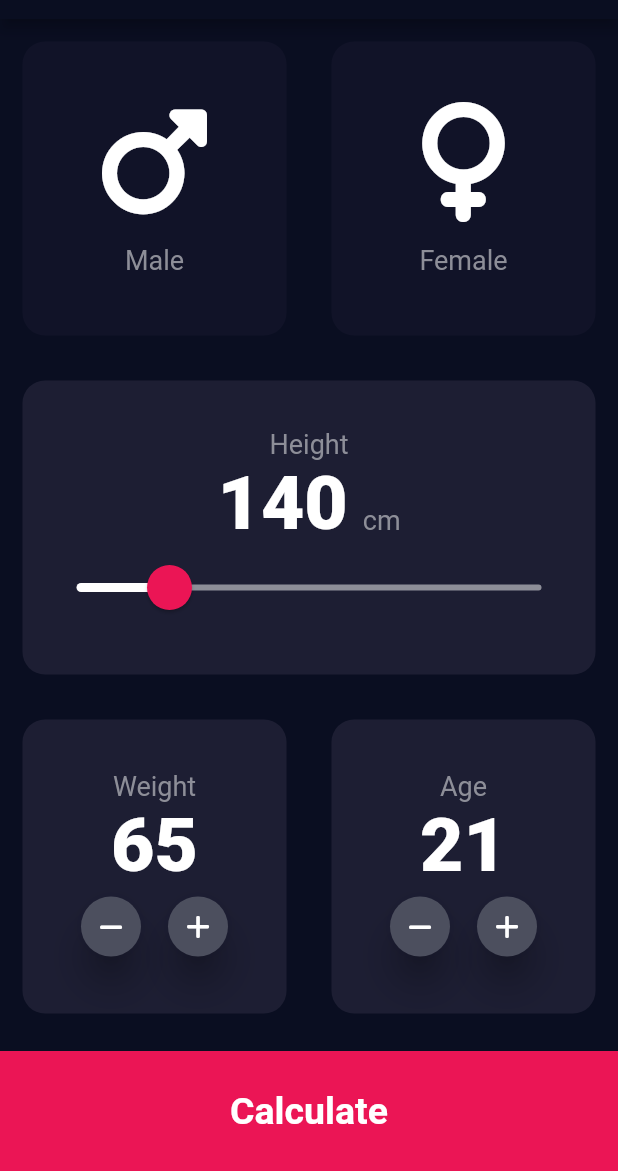
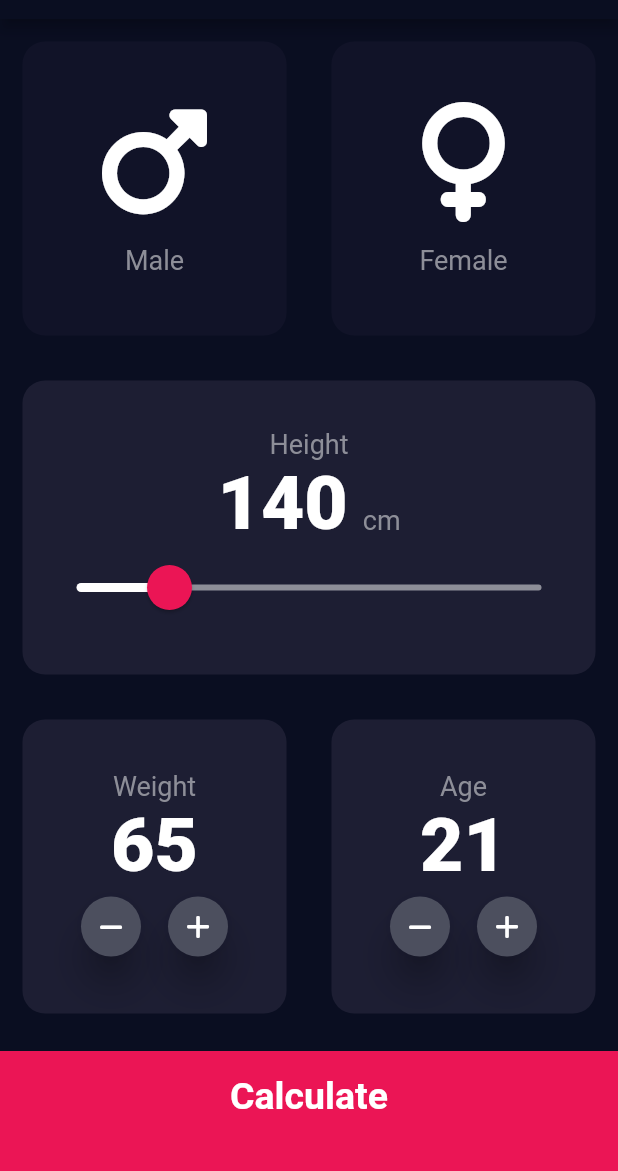
Before and after one commit to rodrigosa7/BMI_calculator, a Flutter app: the screen it shows after launch, on a phone screen of 412 x 824 dp, the part 65-1236 px from its top. Run offline on Flutter 3.47's test engine with Material 2 defaults, Android fonts, the phone set to English and light mode, and no system bars; our stand-ins replace font_awesome_flutter.

```diff
--- a/lib/main.dart
+++ b/lib/main.dart
@@ -1,7 +1,7 @@
 import 'package:flutter/material.dart';
 
-import 'input_page.dart';
-import 'results_page.dart';
+import 'screens/input_page.dart';
+import 'screens/results_page.dart';
 
 void main() => runApp(BMICalculator());
 
--- a/lib/input_page.dart
+++ b/lib/screens/input_page.dart
@@ -1,10 +1,11 @@
-import 'package:bmi_calculator/round_icon_button.dart';
+import 'package:bmi_calculator/widgets/round_icon_button.dart';
 import 'package:flutter/material.dart';
 import 'package:font_awesome_flutter/font_awesome_flutter.dart';
 
-import 'constants.dart';
-import 'icon_content.dart';
-import 'reusable_card.dart';
+import '../utils/constants.dart';
+import '../widgets/bottom_button.dart';
+import '../widgets/icon_content.dart';
+import '../widgets/reusable_card.dart';
 
 enum Gender { male, female }
 
@@ -232,18 +233,9 @@ class _InputPageState extends State<InputPage> {
               ],
             ),
           ),
-          GestureDetector(
-            onTap: () {
-              Navigator.pushNamed(context, "/result");
-            },
-            child: Container(
-              child: const Center(
-                  child: Text("Calculate", style: kBottomButtonTextStyle)),
-              color: kBottomContainerColor,
-              margin: const EdgeInsets.only(top: 10.0),
-              width: double.infinity,
-              height: kBottomContainerHeight,
-            ),
+          BottomButton(
+            onTap: () => Navigator.pushNamed(context, "/result"),
+            buttonTitle: "Calculate",
           )
         ],
       ),
--- /dev/null
+++ b/lib/widgets/bottom_button.dart
@@ -0,0 +1,24 @@
+import 'package:flutter/material.dart';
+
+import '../utils/constants.dart';
+
+class BottomButton extends StatelessWidget {
+  BottomButton({required this.onTap, required this.buttonTitle});
+  final VoidCallback onTap;
+  final String buttonTitle;
+
+  @override
+  Widget build(BuildContext context) {
+    return GestureDetector(
+      onTap: onTap,
+      child: Container(
+        child: Center(child: Text(buttonTitle, style: kBottomButtonTextStyle)),
+        color: kBottomContainerColor,
+        padding: const EdgeInsets.only(bottom: 20),
+        margin: const EdgeInsets.only(top: 10.0),
+        width: double.infinity,
+        height: kBottomContainerHeight,
+      ),
+    );
+  }
+}
--- a/lib/icon_content.dart
+++ b/lib/widgets/icon_content.dart
@@ -1,6 +1,6 @@
 import 'package:flutter/material.dart';
 
-import 'constants.dart';
+import '../utils/constants.dart';
 
 class IconContent extends StatelessWidget {
   final IconData icon;
```
Also changed, not shown: lib/results_page.dart (deleted, +0 -17 lines), lib/screens/results_page.dart (added, +57 -0 lines), lib/utils/constants.dart (renamed from lib/constants.dart, +19 -0 lines), lib/widgets/reusable_card.dart (renamed from lib/reusable_card.dart), lib/widgets/round_icon_button.dart (renamed from lib/round_icon_button.dart).
